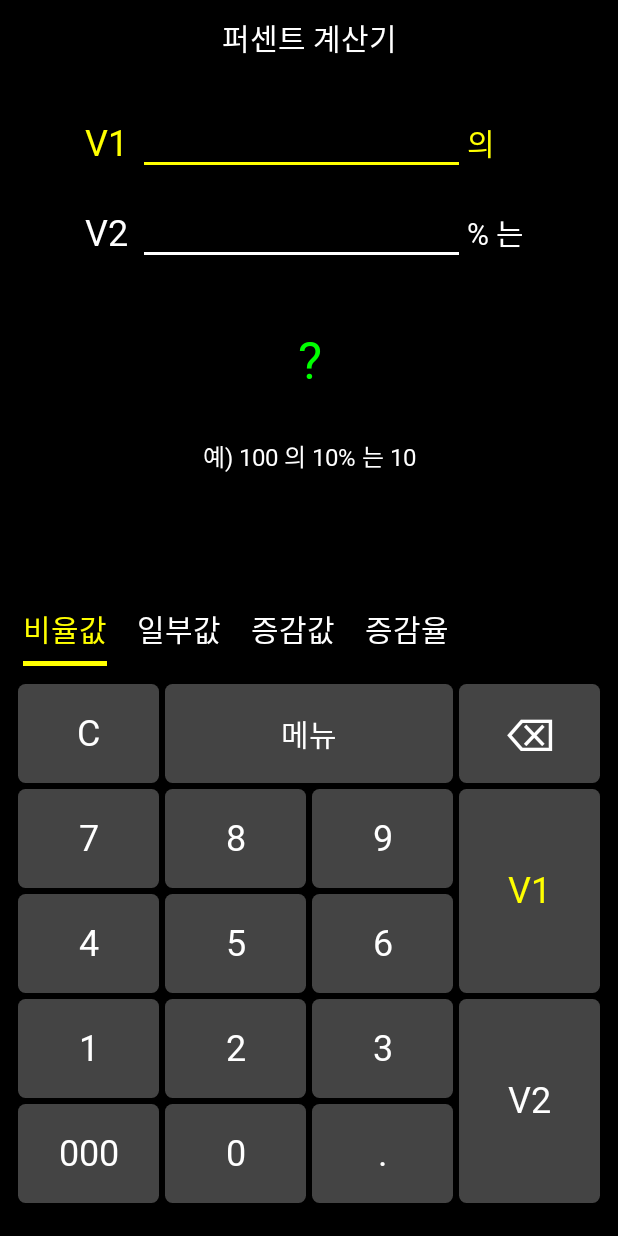
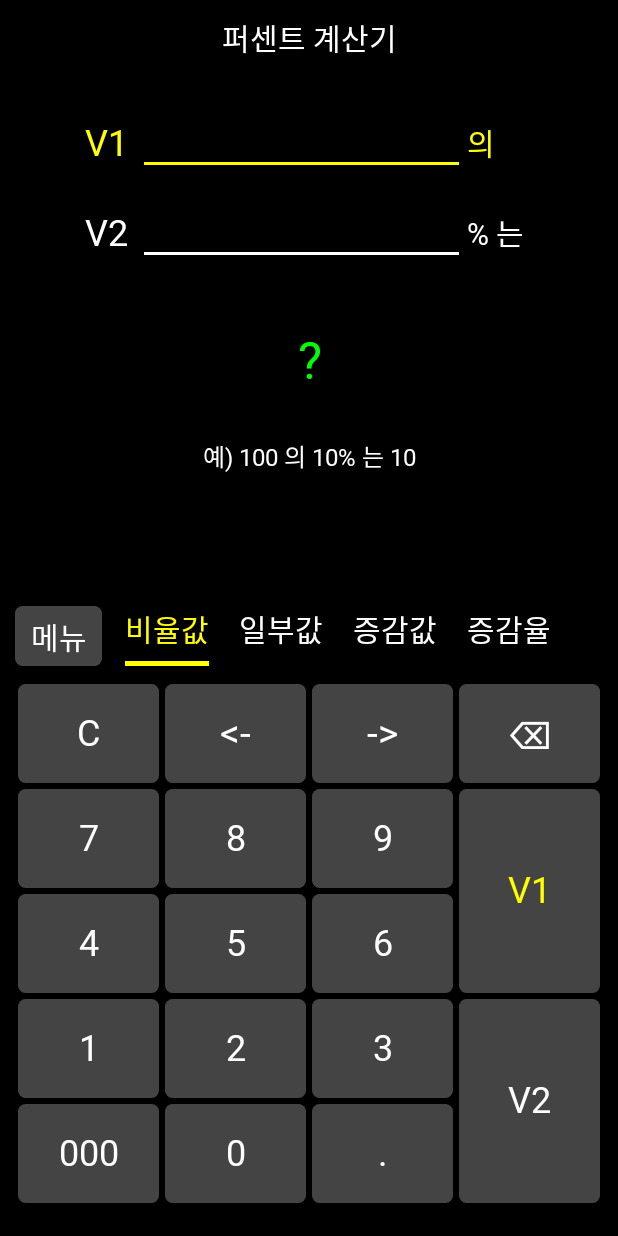
Before and after one commit to Jeong-Donghyeon/calculator-android, an Android app built with Jetpack Compose: the screen it shows after launch (MainActivity), on a phone screen of 412 x 824 dp. Run offline under Robolectric (Android 15) with nearby library versions, the phone set to English and light mode, and no system bars; our stand-ins replace Dagger/Hilt's generated code; Roboto replaces fonts that are not available here.

Commit message:
커서 이동 버튼 추가 및 메뉴 버튼 위치 수정

```diff
--- a/app/src/main/java/dev/donghyeon/calculator/percent/PercentScreen.kt
+++ b/app/src/main/java/dev/donghyeon/calculator/percent/PercentScreen.kt
@@ -63,6 +63,14 @@ fun PercentScreen(
             PercentSelect.CALCULATE4 -> Calculate4View(state = state)
         }
     }
+    Row(verticalAlignment = Alignment.Bottom) {
+        ViewButtonNumber(
+            modifier = Modifier.padding(start = 10.dp),
+            text = "메뉴",
+            height = 40.dp,
+            size = 20.sp,
+            onClick = {},
+        )
         ViewScrollTab(
             modifier = Modifier.fillMaxWidth(),
             tabs = PercentSelect.entries.map { it.value },
@@ -76,6 +84,7 @@ fun PercentScreen(
                 }
             },
         )
+    }
     Row(
         modifier =
             Modifier
@@ -934,12 +943,22 @@ fun KeyboardLeftView(action: PercentAction? = null) =
             ViewButtonValue(
                 modifier =
                     Modifier
-                        .weight(2f)
+                        .weight(1f)
                         .fillMaxHeight()
                         .padding(2.dp),
                 onClick = {},
-                text = "메뉴",
-                style = TextSet.bold.copy(ColorSet.text, 20.sp),
+                text = "<-",
+                style = TextSet.bold.copy(ColorSet.text, 26.sp),
+            )
+            ViewButtonValue(
+                modifier =
+                    Modifier
+                        .weight(1f)
+                        .fillMaxHeight()
+                        .padding(2.dp),
+                onClick = {},
+                text = "->",
+                style = TextSet.bold.copy(ColorSet.text, 26.sp),
             )
         }
         listOf(
@@ -977,7 +996,7 @@ private fun KeyboardRightView(
                 .padding(2.dp),
         onClick = { action?.inputNumberKeyPad(NumberPadKey.BACK) },
         text = "⌫",
-        size = 30.sp,
+        size = 26.sp,
     )
     ViewButtonValue(
         modifier =
--- a/app/src/main/java/dev/donghyeon/calculator/view/ViewButtonNumber.kt
+++ b/app/src/main/java/dev/donghyeon/calculator/view/ViewButtonNumber.kt
@@ -10,6 +10,7 @@ import androidx.compose.material3.Text
 import androidx.compose.runtime.Composable
 import androidx.compose.ui.Modifier
 import androidx.compose.ui.tooling.preview.Preview
+import androidx.compose.ui.unit.Dp
 import androidx.compose.ui.unit.TextUnit
 import androidx.compose.ui.unit.dp
 import androidx.compose.ui.unit.sp
@@ -28,12 +29,13 @@ fun Preview_ViewButtonNumber() =
 fun ViewButtonNumber(
     modifier: Modifier = Modifier,
     text: String,
+    height: Dp = 70.dp,
     size: TextUnit = 24.sp,
     onClick: () -> Unit,
 ) = Button(
     modifier =
         Modifier
-            .height(70.dp)
+            .height(height)
             .then(modifier),
     shape = RoundedCornerShape(5.dp),
     border = BorderStroke(0.dp, ColorSet.transparent),
```
Lines whose indentation alone changed are shown as unchanged.
